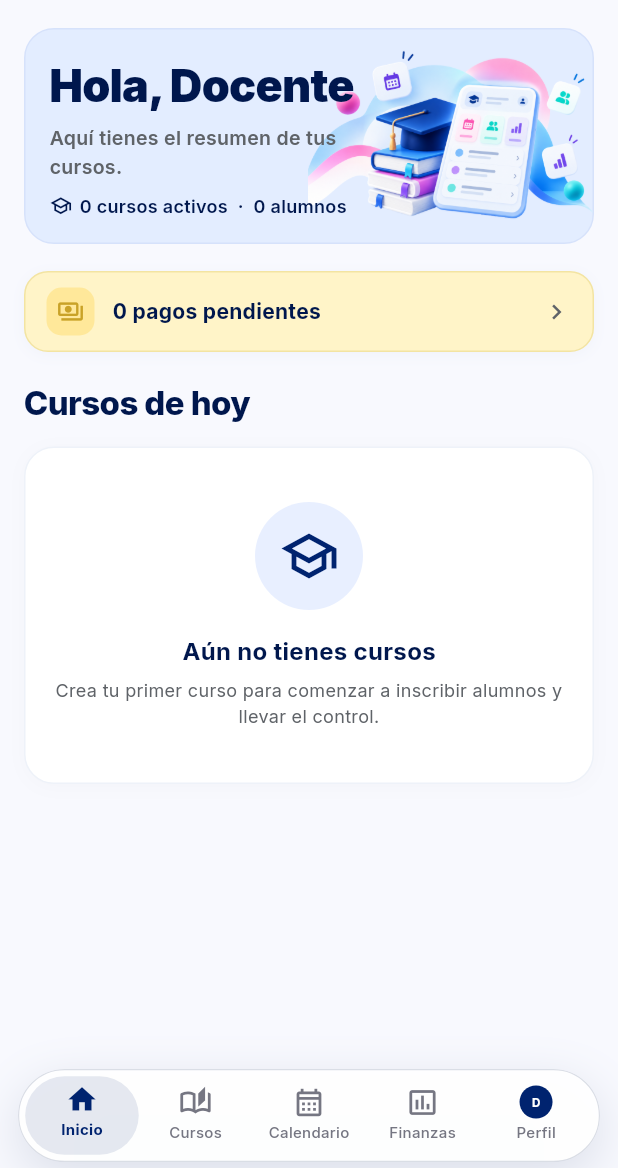
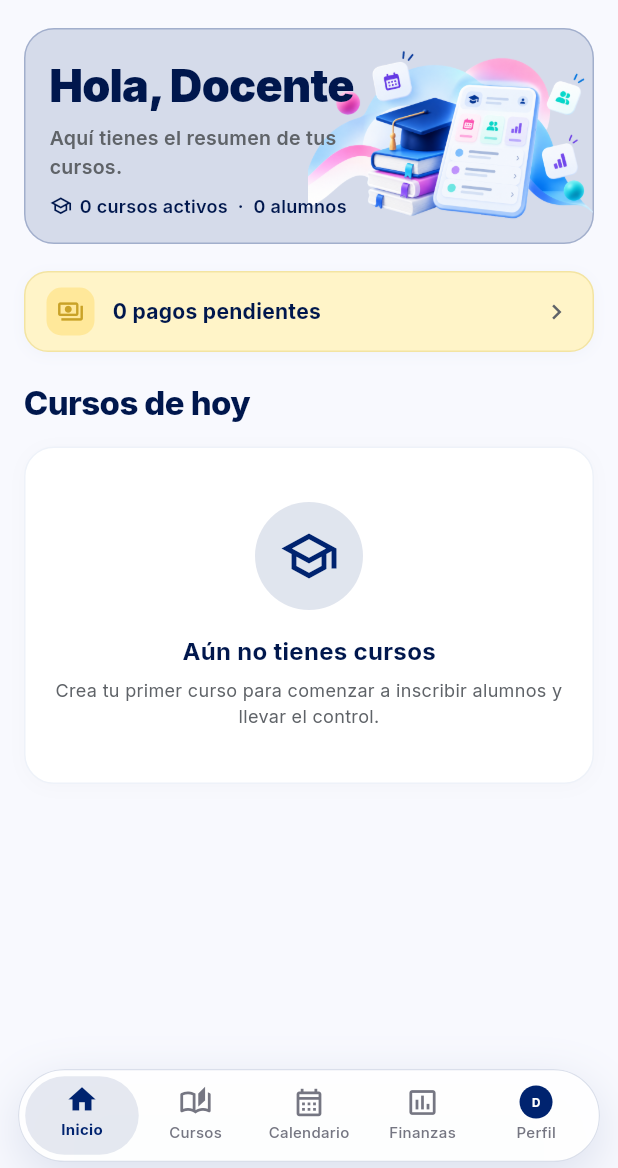
Before and after one commit to AleOrdaz/Docentia, a Flutter app: the HomeScreen screen opened by its route, on a phone screen of 412 x 824 dp, the part 68-1236 px from its top. Run offline on Flutter 3.47's test engine with Material 3 defaults, Android fonts, the phone set to English and light mode, and no system bars; our stand-ins replace firebase_auth, firebase_core, flutter_riverpod, go_router, google_fonts, image_picker and 1 more; accounts and stored records are empty; network calls fail.

Commit message:
Alinea la interfaz con el color primario y simplifica el alta de eventos.
Los acentos dejan de usar azules fijos, el tipo de evento pasa a un menú y iOS resuelve los plugins con Swift Package Manager.

Co-authored-by: Cursor <cursoragent@cursor.com>

```diff
--- a/lib/app/widgets/app_bottom_nav_bar.dart
+++ b/lib/app/widgets/app_bottom_nav_bar.dart
@@ -88,7 +88,7 @@ class AppBottomNavBar extends ConsumerWidget {
               BoxShadow(
                 color: isDark
                     ? Colors.black.withValues(alpha: 0.5)
-                    : const Color(0xFF00184D).withValues(alpha: 0.12),
+                    : primaryColor.withValues(alpha: 0.12),
                 blurRadius: 28,
                 offset: const Offset(0, 10),
               ),
@@ -108,7 +108,7 @@ class AppBottomNavBar extends ConsumerWidget {
                   border: Border.all(
                     color: isDark
                         ? const Color(0x33FFFFFF)
-                        : const Color(0x2400184D),
+                        : primaryColor.withValues(alpha: 0.14),
                     width: 0.8,
                   ),
                 ),
--- a/lib/features/attendance/screens/course_detail_screen.dart
+++ b/lib/features/attendance/screens/course_detail_screen.dart
@@ -484,7 +484,9 @@ class _CourseDetailScreenState extends ConsumerState<CourseDetailScreen> {
                 height: 44,
                 alignment: Alignment.center,
                 decoration: BoxDecoration(
-                  color: isDark ? const Color(0xFF1E2E4E) : const Color(0xFFE3EDFF),
+                  color: Theme.of(context).colorScheme.primary.withValues(
+                        alpha: isDark ? 0.22 : 0.12,
+                      ),
                   shape: BoxShape.circle,
                 ),
                 child: Text(
--- a/lib/features/courses/screens/courses_list_screen.dart
+++ b/lib/features/courses/screens/courses_list_screen.dart
@@ -79,9 +79,7 @@ class CoursesListScreen extends ConsumerWidget {
                     Container(
                       padding: const EdgeInsets.all(20),
                       decoration: BoxDecoration(
-                        color: isDark
-                            ? primaryColor.withValues(alpha: 0.2)
-                            : const Color(0xFFE8EFFF),
+                        color: primaryColor.withValues(alpha: isDark ? 0.2 : 0.12),
                         shape: BoxShape.circle,
                       ),
                       child: Icon(Icons.school_outlined,
--- a/lib/features/courses/screens/home_screen.dart
+++ b/lib/features/courses/screens/home_screen.dart
@@ -77,14 +77,10 @@ class HomeScreen extends ConsumerWidget {
                   width: double.infinity,
                   clipBehavior: Clip.antiAlias,
                   decoration: BoxDecoration(
-                    color: isDark
-                        ? const Color(0xFF151D2E)
-                        : const Color(0xFFE3EDFF),
+                    color: primaryColor.withValues(alpha: isDark ? 0.18 : 0.14),
                     borderRadius: BorderRadius.circular(20),
                     border: Border.all(
-                      color: isDark
-                          ? const Color(0xFF22304A)
-                          : const Color(0xFFD6E2FB),
+                      color: primaryColor.withValues(alpha: isDark ? 0.32 : 0.24),
                     ),
                   ),
                   child: Stack(
@@ -192,9 +188,7 @@ class HomeScreen extends ConsumerWidget {
                       Container(
                         padding: const EdgeInsets.symmetric(horizontal: 8, vertical: 2),
                         decoration: BoxDecoration(
-                          color: isDark
-                              ? primaryColor.withValues(alpha: 0.2)
-                              : const Color(0xFFE3EDFF),
+                          color: primaryColor.withValues(alpha: isDark ? 0.2 : 0.12),
                           borderRadius: BorderRadius.circular(10),
                         ),
                         child: Text(
@@ -240,9 +234,7 @@ class HomeScreen extends ConsumerWidget {
                         Container(
                           padding: const EdgeInsets.all(16),
                           decoration: BoxDecoration(
-                            color: isDark
-                                ? primaryColor.withValues(alpha: 0.2)
-                                : const Color(0xFFE8EFFF),
+                            color: primaryColor.withValues(alpha: isDark ? 0.2 : 0.12),
                             shape: BoxShape.circle,
                           ),
                           child: Icon(
@@ -305,9 +297,7 @@ class HomeScreen extends ConsumerWidget {
                         Container(
                           padding: const EdgeInsets.all(14),
                           decoration: BoxDecoration(
-                            color: isDark
-                                ? primaryColor.withValues(alpha: 0.2)
-                                : const Color(0xFFE8EFFF),
+                            color: primaryColor.withValues(alpha: isDark ? 0.2 : 0.12),
                             shape: BoxShape.circle,
                           ),
                           child: Icon(
```
Also changed, not shown: lib/features/attendance/screens/calendar_screen.dart (+79 -84 lines), lib/features/attendance/widgets/student_attendance_tile.dart (+7 -7 lines), lib/features/profile/screens/teacher_profile_screen.dart (+0 -17 lines), pubspec.lock, 4 other files.
